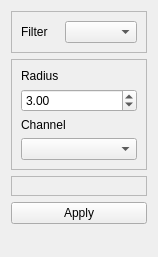
Before: the Qt Designer form Code/GUI/lib/Resources/SegmentationSeedBaseWidget.ui in gofigure2/GoFigure2, drawn with Qt 5.
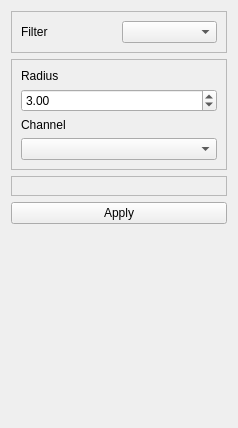
After: the same form once the commit is applied.

```diff
--- a/Code/GUI/lib/Resources/SegmentationSeedBaseWidget.ui
+++ b/Code/GUI/lib/Resources/SegmentationSeedBaseWidget.ui
@@ -6,8 +6,8 @@
    <rect>
     <x>0</x>
     <y>0</y>
-    <width>158</width>
-    <height>257</height>
+    <width>238</width>
+    <height>428</height>
    </rect>
   </property>
   <property name="windowTitle">
```
Left out of the diff: 2 changed lines with no effect on the pictures.
